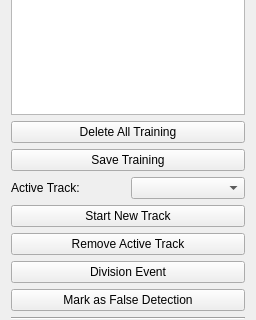
First picture: the form in ilastik/applets/tracking/annotations/drawer.ui, repository ilastik/ilastik, before the edit; both pictures show x 0 to 256 and y 136 to 456 of the 256 by 1310 pixel window.
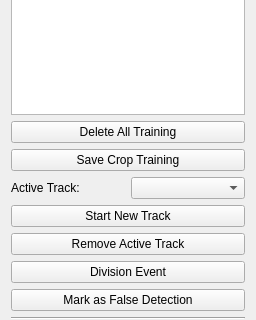
Second picture: the form after the edit. Custom widgets are drawn as their Qt base class.

Commit message: added messages for trying to run learning without or with incomplete tracking training

```diff
--- a/ilastik/applets/tracking/annotations/drawer.ui
+++ b/ilastik/applets/tracking/annotations/drawer.ui
@@ -153,7 +153,7 @@
       <bool>true</bool>
      </property>
      <property name="text">
-      <string>Save Training</string>
+      <string>Save Crop Training</string>
      </property>
     </widget>
    </item>
```
The commit also changes 1 other file.
